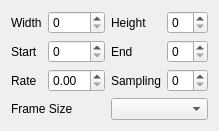
Old version of the form ui/videoHandler.ui in the repository IENT/YUView.
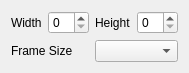
New version of the form.

```diff
--- a/ui/videoHandler.ui
+++ b/ui/videoHandler.ui
@@ -6,40 +6,22 @@
    <rect>
     <x>0</x>
     <y>0</y>
-    <width>196</width>
-    <height>116</height>
+    <width>169</width>
+    <height>64</height>
    </rect>
   </property>
   <property name="windowTitle">
    <string>Form</string>
   </property>
-  <layout class="QGridLayout" name="videoHandlerLayout" rowstretch="0,0,0,0,0,0" columnstretch="0,1,0,1">
-   <item row="3" column="2">
-    <widget class="QLabel" name="label_5">
-     <property name="text">
-      <string>End</string>
-     </property>
-    </widget>
+  <layout class="QGridLayout" name="videoHandlerLayout" rowstretch="0,0,0,0" columnstretch="0,1,0,1">
+   <item row="3" column="2" colspan="2">
+    <widget class="QComboBox" name="frameSizeComboBox"/>
    </item>
-   <item row="3" column="3">
-    <widget class="QSpinBox" name="endSpinBox"/>
+   <item row="1" column="1">
+    <widget class="QSpinBox" name="widthSpinBox"/>
    </item>
-   <item row="4" column="0">
-    <widget class="QLabel" name="label_6">
-     <property name="text">
-      <string>Rate</string>
-     </property>
-    </widget>
-   </item>
-   <item row="4" column="3">
-    <widget class="QSpinBox" name="samplingSpinBox"/>
-   </item>
-   <item row="3" column="0">
-    <widget class="QLabel" name="label_4">
-     <property name="text">
-      <string>Start</string>
-     </property>
-    </widget>
+   <item row="1" column="3">
+    <widget class="QSpinBox" name="heightSpinBox"/>
    </item>
    <item row="1" column="0">
     <widget class="QLabel" name="label_2">
@@ -48,22 +30,13 @@
      </property>
     </widget>
    </item>
-   <item row="4" column="2">
-    <widget class="QLabel" name="label_7">
+   <item row="3" column="0" colspan="2">
+    <widget class="QLabel" name="label">
      <property name="text">
-      <string>Sampling</string>
+      <string>Frame Size</string>
      </property>
     </widget>
    </item>
-   <item row="4" column="1">
-    <widget class="QDoubleSpinBox" name="rateSpinBox"/>
-   </item>
-   <item row="1" column="3">
-    <widget class="QSpinBox" name="heightSpinBox"/>
-   </item>
-   <item row="1" column="1">
-    <widget class="QSpinBox" name="widthSpinBox"/>
-   </item>
    <item row="1" column="2">
     <widget class="QLabel" name="label_3">
      <property name="text">
@@ -71,19 +44,6 @@
      </property>
     </widget>
    </item>
-   <item row="3" column="1">
-    <widget class="QSpinBox" name="startSpinBox"/>
-   </item>
-   <item row="5" column="2" colspan="2">
-    <widget class="QComboBox" name="frameSizeComboBox"/>
-   </item>
-   <item row="5" column="0" colspan="2">
-    <widget class="QLabel" name="label">
-     <property name="text">
-      <string>Frame Size</string>
-     </property>
-    </widget>
-   </item>
   </layout>
  </widget>
  <tabstops>
```
Left out of the diff: 4 changed lines with no effect on the pictures.
